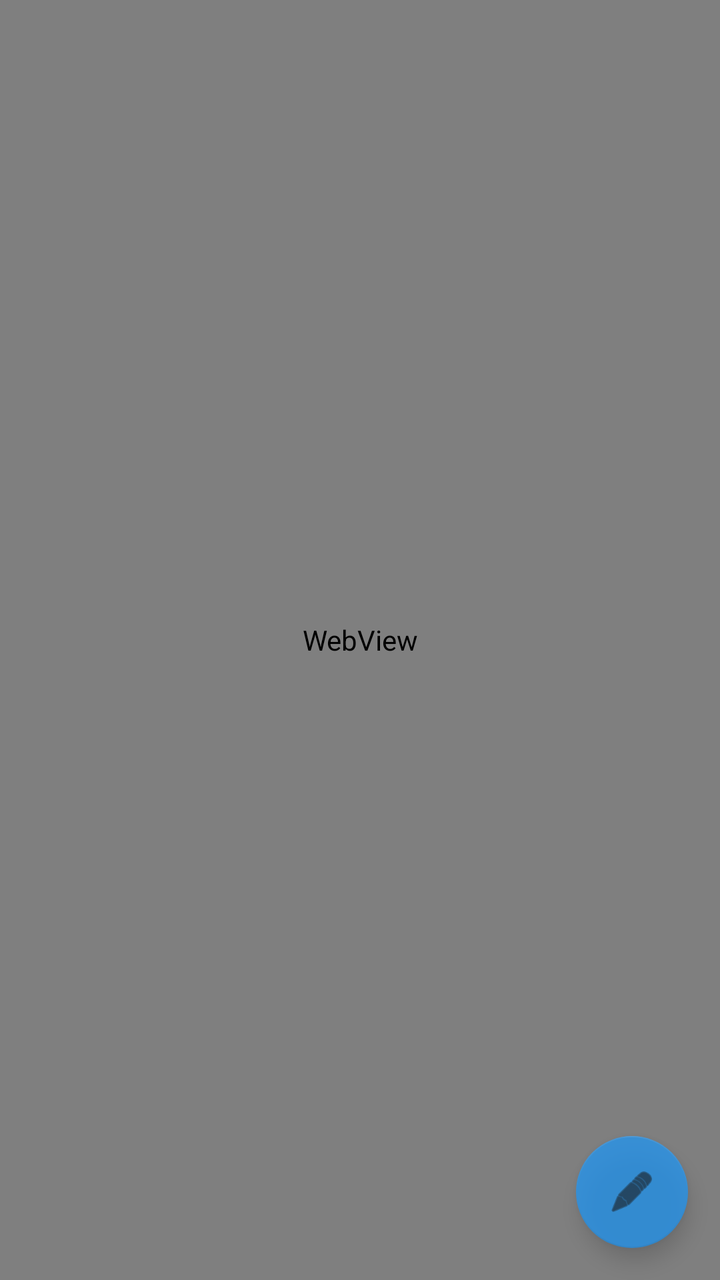
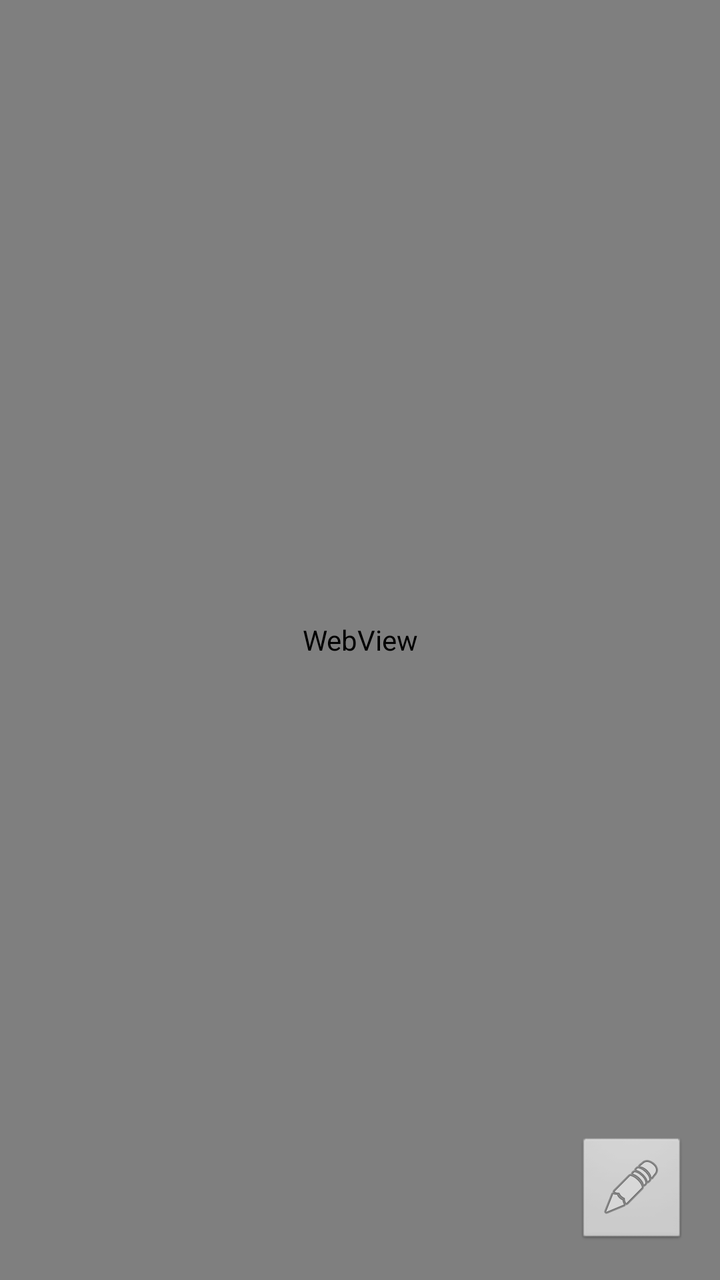

Screens rendered from an Android XML layout before and after an edit, with the pre-edit source and the edit as a unified diff.
<!-- AndroidManifest.xml: application theme Theme.XpraClient -->
<!-- res/layout/activity_main.xml -->
<?xml version="1.0" encoding="utf-8"?>
<FrameLayout xmlns:android="http://schemas.android.com/apk/res/android"
    android:layout_width="match_parent"
    android:layout_height="match_parent"
    android:background="#000000">

    <WebView
        android:id="@+id/webView"
        android:layout_width="match_parent"
        android:layout_height="match_parent" />

    <com.google.android.material.floatingactionbutton.FloatingActionButton
        android:id="@+id/fabKeyboard"
        android:layout_width="wrap_content"
        android:layout_height="wrap_content"
        android:layout_gravity="bottom|end"
        android:layout_margin="16dp"
        android:contentDescription="Keyboard"
        android:src="@android:drawable/ic_menu_edit"
        android:alpha="0.75" />

</FrameLayout>
<!-- resources referenced by this layout -->
<resources>
  <style name="Theme.XpraClient" parent="Theme.MaterialComponents.DayNight.NoActionBar">
          <item name="colorPrimary">@color/primary</item>
          <item name="colorSecondary">@color/primary</item>
          <item name="android:statusBarColor">@color/black</item>
          <item name="android:navigationBarColor">@color/black</item>
          <item name="android:windowFullscreen">true</item>
      </style>
  <color name="primary">#2196F3</color>
  <color name="black">#FF000000</color>
</resources>

<!-- the commit's change to res/layout/activity_main.xml (unified diff, before → after) -->
@@ -9,14 +9,15 @@
         android:layout_width="match_parent"
         android:layout_height="match_parent" />
 
-    <com.google.android.material.floatingactionbutton.FloatingActionButton
-        android:id="@+id/fabKeyboard"
-        android:layout_width="wrap_content"
-        android:layout_height="wrap_content"
+    <ImageButton
+        android:id="@+id/btnKeyboard"
+        android:layout_width="56dp"
+        android:layout_height="56dp"
         android:layout_gravity="bottom|end"
         android:layout_margin="16dp"
         android:contentDescription="Keyboard"
         android:src="@android:drawable/ic_menu_edit"
+        android:background="@android:drawable/btn_default"
         android:alpha="0.75" />
 
 </FrameLayout>
<!-- resource entries referenced after the edit -->
@@ -1,13 +1,9 @@
 <!-- resources referenced by this layout -->
 <resources>
-  <style name="Theme.XpraClient" parent="Theme.MaterialComponents.DayNight.NoActionBar">
-          <item name="colorPrimary">@color/primary</item>
-          <item name="colorSecondary">@color/primary</item>
-          <item name="android:statusBarColor">@color/black</item>
-          <item name="android:navigationBarColor">@color/black</item>
+  <style name="Theme.XpraClient" parent="Theme.AppCompat.NoActionBar">
+          <item name="android:statusBarColor">#000000</item>
+          <item name="android:navigationBarColor">#000000</item>
           <item name="android:windowFullscreen">true</item>
       </style>
-  <color name="primary">#2196F3</color>
-  <color name="black">#FF000000</color>
 </resources>
 
